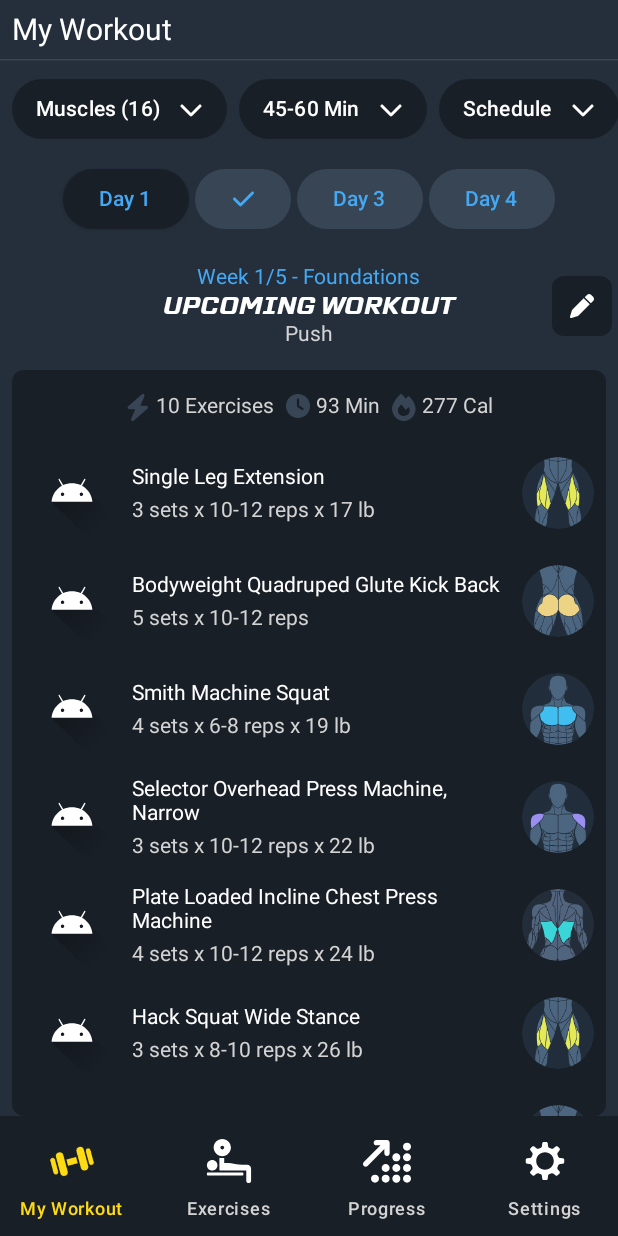
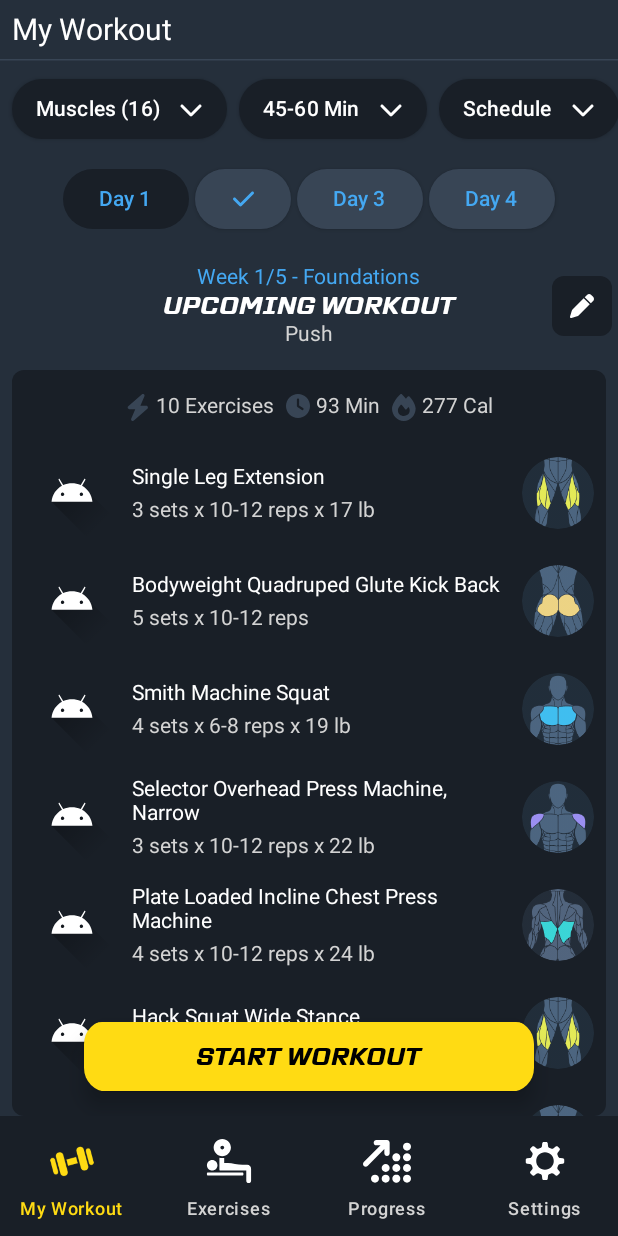
Before and after one commit to lauraldo/my_workout, an Android app built with Jetpack Compose: the screen it shows after launch (MainActivity), on a phone screen of 412 x 824 dp. Run offline under Robolectric (Android 15) with nearby library versions, the phone set to English and light mode, and no system bars; our stand-ins replace Dagger/Hilt's generated code.

Commit message:
add action button

```diff
--- a/app/src/main/java/com/niolasdev/myworkout/ui/WorkoutScreen.kt
+++ b/app/src/main/java/com/niolasdev/myworkout/ui/WorkoutScreen.kt
@@ -1,6 +1,5 @@
 package com.niolasdev.myworkout.ui
 
-import androidx.compose.foundation.OverscrollEffect
 import androidx.compose.foundation.background
 import androidx.compose.foundation.layout.Arrangement
 import androidx.compose.foundation.layout.Box
@@ -30,6 +29,7 @@ import androidx.compose.runtime.mutableIntStateOf
 import androidx.compose.runtime.remember
 import androidx.compose.ui.Alignment
 import androidx.compose.ui.Modifier
+import androidx.compose.ui.draw.shadow
 import androidx.compose.ui.graphics.Color
 import androidx.compose.ui.res.painterResource
 import androidx.compose.ui.tooling.preview.Preview
@@ -39,6 +39,7 @@ import androidx.lifecycle.compose.collectAsStateWithLifecycle
 import com.niolasdev.myworkout.R
 import com.niolasdev.myworkout.ui.theme.DefaultTheme
 import com.niolasdev.myworkout.ui.theme.Theme
+import com.niolasdev.myworkout.ui.widget.ActionButton
 import com.niolasdev.myworkout.ui.widget.ControlSwitch
 import com.niolasdev.myworkout.ui.widget.ExerciseHeaderItem
 import com.niolasdev.myworkout.ui.widget.ExerciseItem
@@ -80,11 +81,14 @@ internal fun WorkoutScreen(
             is WorkoutUiState.Error -> {}
             WorkoutUiState.Loading -> {}
             is WorkoutUiState.Ready -> {
+
+                with(uiState.data) {
+
                     LazyRow(
                         contentPadding = PaddingValues(8.dp),
                         horizontalArrangement = Arrangement.spacedBy(8.dp)
                     ) {
-                    items(uiState.data.filters) { filter ->
+                        items(filters) { filter ->
                             FilterButton(
                                 onClick = {}
                             ) {
@@ -114,7 +118,7 @@ internal fun WorkoutScreen(
                         contentPadding = PaddingValues(4.dp),
                         horizontalArrangement = Arrangement.spacedBy(4.dp)
                     ) {
-                    itemsIndexed(uiState.data.workoutData.workouts) { index, workoutDay ->
+                        itemsIndexed(workoutData.workouts) { index, workoutDay ->
                             ControlSwitch(
                                 selected = index == selectedDay.intValue,
                                 onSelect = {
@@ -140,7 +144,7 @@ internal fun WorkoutScreen(
 
                     Spacer(Modifier.height(16.dp))
 
-                with(uiState.data) {
+
                     Box(
                         modifier = Modifier.fillMaxWidth(),
                     ) {
@@ -168,17 +172,24 @@ internal fun WorkoutScreen(
                             modifier = Modifier.align(Alignment.CenterEnd),
                             onClick = {},
                             colors = IconButtonDefaults.iconButtonColors(
-                                containerColor = Theme.colors.secondary,
+                                containerColor = if (workoutData.workouts[selectedDay.intValue].isCompleted)
+                                    Color.Transparent
+                                else
+                                    Theme.colors.secondary,
                             ),
                             shape = RoundedCornerShape(8.dp),
                         ) {
                             Icon(
                                 modifier = Modifier.size(16.dp),
-                                painter = painterResource(R.drawable.ic_pen),
+                                painter = painterResource(
+                                    if (workoutData.workouts[selectedDay.intValue].isCompleted)
+                                        R.drawable.ic_share
+                                    else
+                                        R.drawable.ic_pen
+                                ),
                                 tint = Theme.colors.textPrimary,
                                 contentDescription = null,
                             )
-                        }
                         }
                     }
 
@@ -199,12 +210,30 @@ internal fun WorkoutScreen(
                         ) {
 
                             item {
-                            ExerciseHeaderItem(uiState.data.workoutData.workouts[selectedDay.intValue])
+                                ExerciseHeaderItem(workoutData.workouts[selectedDay.intValue])
                             }
 
-                        items(uiState.data.workoutData.workouts[selectedDay.intValue].workout) { exercise ->
+                            items(workoutData.workouts[selectedDay.intValue].workout) { exercise ->
                                 ExerciseItem(exercise)
                             }
+
+                            // Hack for button overscroll
+                            item {
+                                Spacer(Modifier.height(80.dp))
+                            }
+                        }
+                        ActionButton(
+                            text = if (workoutData.workouts[selectedDay.intValue].isCompleted)
+                                "REDO WORKOUT"
+                            else
+                                "START WORKOUT",
+                            onClick = {},
+                            modifier = Modifier
+                                .align(Alignment.BottomCenter)
+                                .padding(horizontal = 48.dp, vertical = 16.dp)
+                                .shadow(8.dp, shape = RoundedCornerShape(16.dp))
+                                .fillMaxWidth()
+                        )
                     }
                 }
             }
--- a/app/src/main/java/com/niolasdev/myworkout/ui/theme/Theme.kt
+++ b/app/src/main/java/com/niolasdev/myworkout/ui/theme/Theme.kt
@@ -103,8 +103,8 @@ fun DefaultTheme(
     )
 
     val elevation = Elevation(
-        default = 0.dp,
-        pressed = 2.dp,
+        default = 2.dp,
+        pressed = 0.dp,
     )
 
     CompositionLocalProvider(
--- /dev/null
+++ b/app/src/main/java/com/niolasdev/myworkout/ui/widget/ActionButton.kt
@@ -0,0 +1,48 @@
+package com.niolasdev.myworkout.ui.widget
+
+import androidx.compose.foundation.layout.padding
+import androidx.compose.foundation.shape.RoundedCornerShape
+import androidx.compose.material3.Button
+import androidx.compose.material3.ButtonDefaults
+import androidx.compose.material3.Text
+import androidx.compose.runtime.Composable
+import androidx.compose.ui.Modifier
+import androidx.compose.ui.tooling.preview.Preview
+import androidx.compose.ui.unit.dp
+import com.niolasdev.myworkout.ui.theme.DefaultTheme
+import com.niolasdev.myworkout.ui.theme.Theme
+
+@Composable
+fun ActionButton(
+    text: String,
+    onClick: () -> Unit,
+    modifier: Modifier = Modifier,
+) {
+    Button(
+        onClick = onClick,
+        modifier = modifier,
+        shape = RoundedCornerShape(12.dp),
+        elevation = ButtonDefaults.elevatedButtonElevation(
+            defaultElevation = Theme.elevation.default,
+            pressedElevation = Theme.elevation.pressed,
+        ),
+        colors = ButtonDefaults.buttonColors(
+            containerColor = Theme.colors.themeMain,
+        )
+    ) {
+        Text(
+            text = text,
+            style = Theme.fonts.important,
+            color = Theme.colors.textTertiary,
+            modifier = Modifier.padding(vertical = 4.dp)
+        )
+    }
+}
+
+@Preview
+@Composable
+fun ActionButtonPreview() {
+    DefaultTheme {
+        ActionButton("START WORKOUT", {})
+    }
+}
--- /dev/null
+++ b/app/src/main/res/drawable/ic_share.xml
@@ -0,0 +1,5 @@
+<vector xmlns:android="http://schemas.android.com/apk/res/android" android:height="37dp" android:viewportHeight="512" android:viewportWidth="448" android:width="32.375dp">
+
+    <path android:fillColor="#FF000000" android:pathData="M246.6,9.4c-12.5,-12.5 -32.8,-12.5 -45.3,0l-128,128c-12.5,12.5 -12.5,32.8 0,45.3s32.8,12.5 45.3,0L192,109.3 192,320c0,17.7 14.3,32 32,32s32,-14.3 32,-32l0,-210.7 73.4,73.4c12.5,12.5 32.8,12.5 45.3,0s12.5,-32.8 0,-45.3l-128,-128zM64,352c0,-17.7 -14.3,-32 -32,-32s-32,14.3 -32,32l0,64c0,53 43,96 96,96l256,0c53,0 96,-43 96,-96l0,-64c0,-17.7 -14.3,-32 -32,-32s-32,14.3 -32,32l0,64c0,17.7 -14.3,32 -32,32L96,448c-17.7,0 -32,-14.3 -32,-32l0,-64z"/>
+
+</vector>
```
Lines whose indentation alone changed are shown as unchanged.
